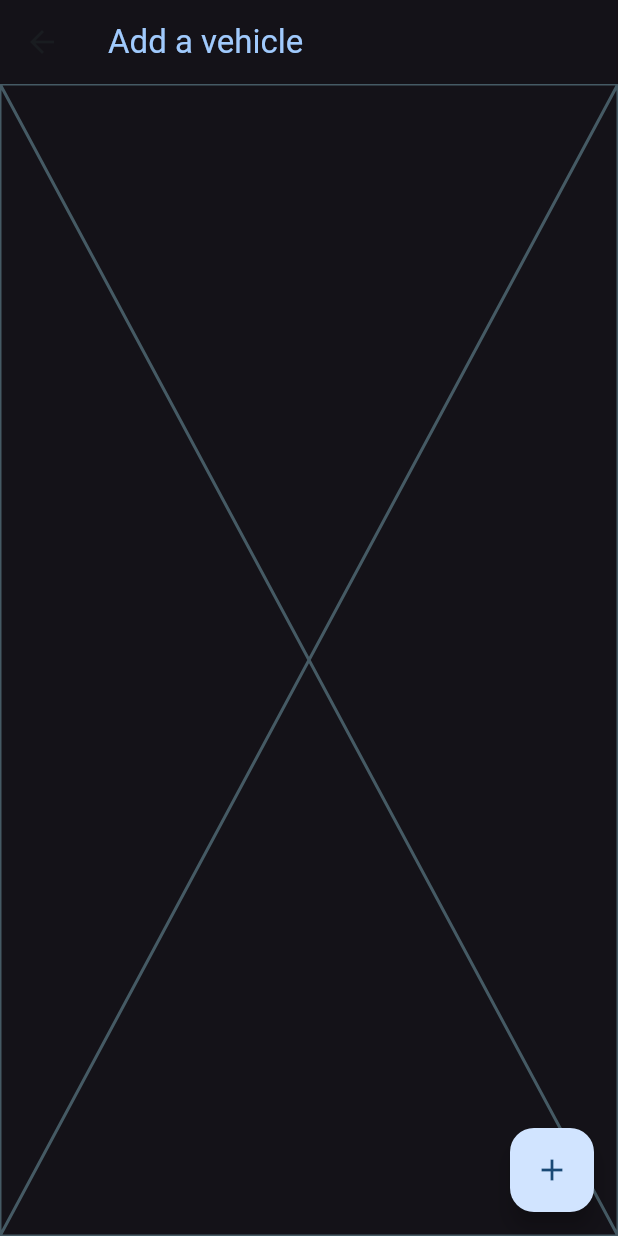
After one commit to vanister/evstats-flutter, a Flutter app: the VehicleSelectionScreen screen opened directly, on a phone screen of 412 x 824 dp. The commit adds this screen. Run offline on Flutter 3.47's test engine with Material 3 defaults, Android fonts, the phone set to English and light mode, and no system bars; our stand-ins replace get_it, sqflite; accounts and stored records are empty.

Commit message:
Rearranged project

```diff
--- a/lib/widgets/session/session_helper.dart
+++ b/lib/helpers/session_helper.dart
@@ -1,6 +1,6 @@
 import 'package:flutter/material.dart';
 
-import '../../models/rate_type.dart';
+import '../models/db/rate_type.dart';
 
 Iterable<DropdownMenuEntry<int>> getRateTypes(Iterable<RateType> rateTypes) {
   final entries = rateTypes.map(
--- a/lib/models/session.dart
+++ b/lib/models/db/session.dart
@@ -1,4 +1,4 @@
-import '../widgets/session/session_form.dart';
+import '../session_form_model.dart';
 
 class Session {
   final int? id;
--- /dev/null
+++ b/lib/screens/vehicle_selection_screen.dart
@@ -0,0 +1,41 @@
+import 'package:flutter/material.dart';
+
+import '../widgets/evs_app_bar.dart';
+import '../widgets/floating_add_button.dart';
+
+class VehicleSelectionScreen extends StatefulWidget {
+  const VehicleSelectionScreen({super.key});
+
+  @override
+  State<VehicleSelectionScreen> createState() => _VehicleSelectionScreenState();
+}
+
+class _VehicleSelectionScreenState extends State<VehicleSelectionScreen> {
+  late final String title;
+
+  @override
+  void initState() {
+    super.initState();
+
+    title = 'Add a vehicle';
+  }
+
+  void handleAddVehiclePressed() {}
+
+  // void handleFormSubmit(VehicleForm form) {}
+
+  @override
+  Widget build(BuildContext context) {
+    return Scaffold(
+      appBar: EvsAppBar(
+        titleText: title,
+        context: context,
+      ),
+      body: const Placeholder(),
+      floatingActionButton: FloatingAddButton(
+        tooltip: 'Add Vehicle',
+        onPressed: handleAddVehiclePressed,
+      ),
+    );
+  }
+}
--- a/lib/services/rate_service.dart
+++ b/lib/services/rate_service.dart
@@ -1,4 +1,4 @@
-import '../models/rate_type.dart';
+import '../models/db/rate_type.dart';
 
 abstract class RateService {
   Iterable<RateType> getRateTypes();
--- a/lib/services/session_service.dart
+++ b/lib/services/session_service.dart
@@ -1,4 +1,4 @@
-import '../models/session.dart';
+import '../models/db/session.dart';
 
 abstract class SessionService {
   Future<Session> get(int id);
```
Also changed, not shown: lib/screens/session_entry_screen.dart (+4 -4 lines), lib/widgets/session/session_entry_form.dart (+5 -5 lines), lib/widgets/vehicle/vehicle_add_edit_form.dart (added, +22 -0 lines), lib/models/date_picker_range.dart (renamed from lib/widgets/session/date_picker_range.dart), lib/models/db/rate_type.dart (renamed from lib/models/rate_type.dart), lib/models/session_form_model.dart (renamed from lib/widgets/session/session_form.dart), lib/validators/session_validator.dart (renamed from lib/widgets/session/session_validator.dart), 1 other file.
